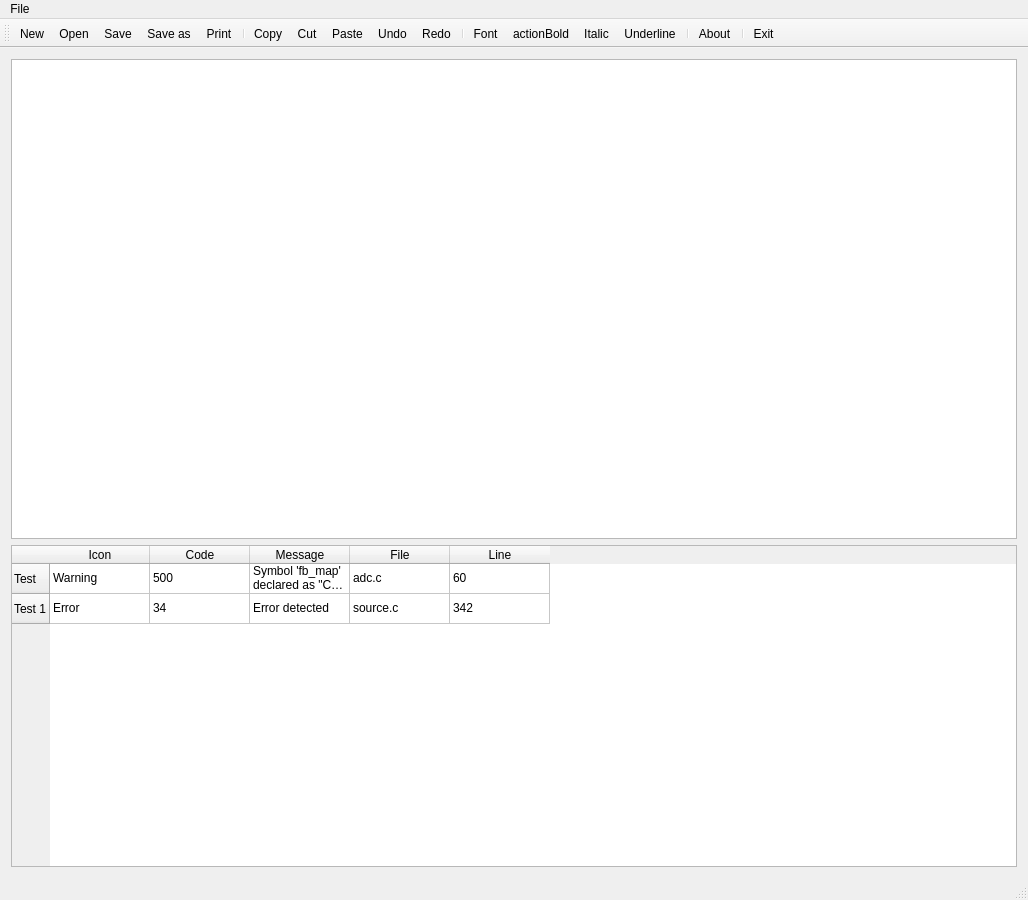
Before: the Qt Designer form linty/MainWindow.ui in Ayymoose/PC-Lint-GUI, drawn with Qt 5.
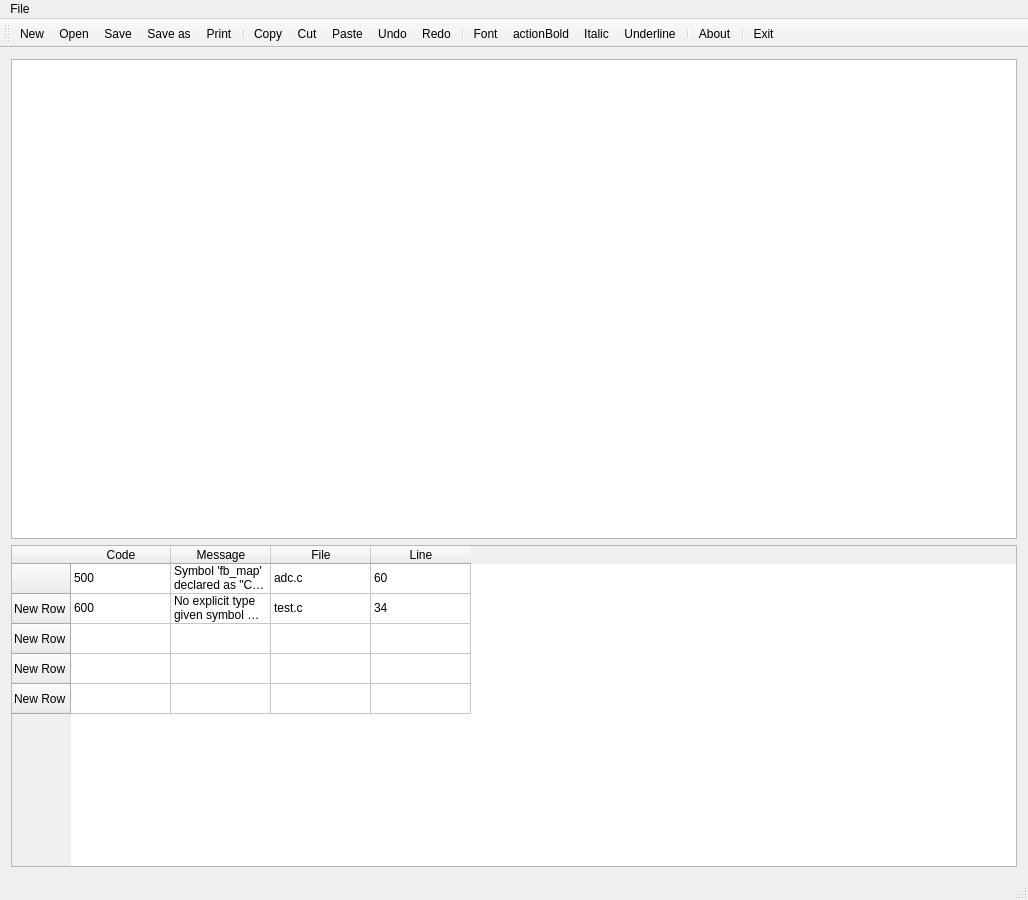
After: the same form once the commit is applied. Icons and pictures are not drawn.

What changed in the file:
```diff
--- a/linty/MainWindow.ui
+++ b/linty/MainWindow.ui
@@ -81,24 +81,64 @@
       <property name="mouseTracking">
        <bool>true</bool>
       </property>
+      <property name="editTriggers">
+       <set>QAbstractItemView::NoEditTriggers</set>
+      </property>
+      <property name="alternatingRowColors">
+       <bool>false</bool>
+      </property>
+      <property name="selectionMode">
+       <enum>QAbstractItemView::SingleSelection</enum>
+      </property>
+      <property name="selectionBehavior">
+       <enum>QAbstractItemView::SelectRows</enum>
+      </property>
       <property name="sortingEnabled">
        <bool>true</bool>
       </property>
+      <attribute name="horizontalHeaderVisible">
+       <bool>true</bool>
+      </attribute>
+      <attribute name="horizontalHeaderHighlightSections">
+       <bool>true</bool>
+      </attribute>
+      <attribute name="horizontalHeaderStretchLastSection">
+       <bool>false</bool>
+      </attribute>
+      <attribute name="verticalHeaderVisible">
+       <bool>true</bool>
+      </attribute>
+      <attribute name="verticalHeaderHighlightSections">
+       <bool>true</bool>
+      </attribute>
+      <attribute name="verticalHeaderStretchLastSection">
+       <bool>false</bool>
+      </attribute>
       <row>
        <property name="text">
-        <string>Test</string>
+        <string/>
        </property>
       </row>
       <row>
        <property name="text">
-        <string>Test 1</string>
+        <string>New Row</string>
        </property>
       </row>
-      <column>
+      <row>
        <property name="text">
-        <string>Icon</string>
+        <string>New Row</string>
        </property>
-      </column>
+      </row>
+      <row>
+       <property name="text">
+        <string>New Row</string>
+       </property>
+      </row>
+      <row>
+       <property name="text">
+        <string>New Row</string>
+       </property>
+      </row>
       <column>
        <property name="text">
         <string>Code</string>
@@ -121,52 +161,69 @@
       </column>
       <item row="0" column="0">
        <property name="text">
-        <string>Warning</string>
-       </property>
-      </item>
-      <item row="0" column="1">
-       <property name="text">
         <string>500</string>
        </property>
+       <property name="background">
+        <brush brushstyle="NoBrush">
+         <color alpha="255">
+          <red>128</red>
+          <green>0</green>
+          <blue>0</blue>
+         </color>
+        </brush>
+       </property>
       </item>
-      <item row="0" column="2">
+      <item row="0" column="1">
        <property name="text">
         <string>Symbol 'fb_map' declared as &quot;C&quot; conflicts with line 181, file ..\src\vardefs.c</string>
        </property>
       </item>
-      <item row="0" column="3">
+      <item row="0" column="2">
        <property name="text">
         <string>adc.c</string>
        </property>
       </item>
-      <item row="0" column="4">
+      <item row="0" column="3">
        <property name="text">
         <string>60</string>
        </property>
       </item>
       <item row="1" column="0">
        <property name="text">
-        <string>Error</string>
+        <string>600</string>
+       </property>
+       <property name="background">
+        <brush brushstyle="NoBrush">
+         <color alpha="255">
+          <red>255</red>
+          <green>0</green>
+          <blue>0</blue>
+         </color>
+        </brush>
+       </property>
+       <property name="foreground">
+        <brush brushstyle="NoBrush">
+         <color alpha="255">
+          <red>0</red>
+          <green>170</green>
+          <blue>255</blue>
+         </color>
+        </brush>
        </property>
       </item>
       <item row="1" column="1">
        <property name="text">
-        <string>34</string>
+        <string>No explicit type given symbol 'PORT_t', int assumed</string>
        </property>
       </item>
       <item row="1" column="2">
        <property name="text">
-        <string>Error detected</string>
+        <string>test.c</string>
        </property>
       </item>
       <item row="1" column="3">
        <property name="text">
-        <string>source.c</string>
-       </property>
-      </item>
-      <item row="1" column="4">
-       <property name="text">
-        <string>342</string>
+        <string>34</string>
        </property>
       </item>
      </widget>
```
Left out of the diff: 2 changed lines with no effect on the pictures.
